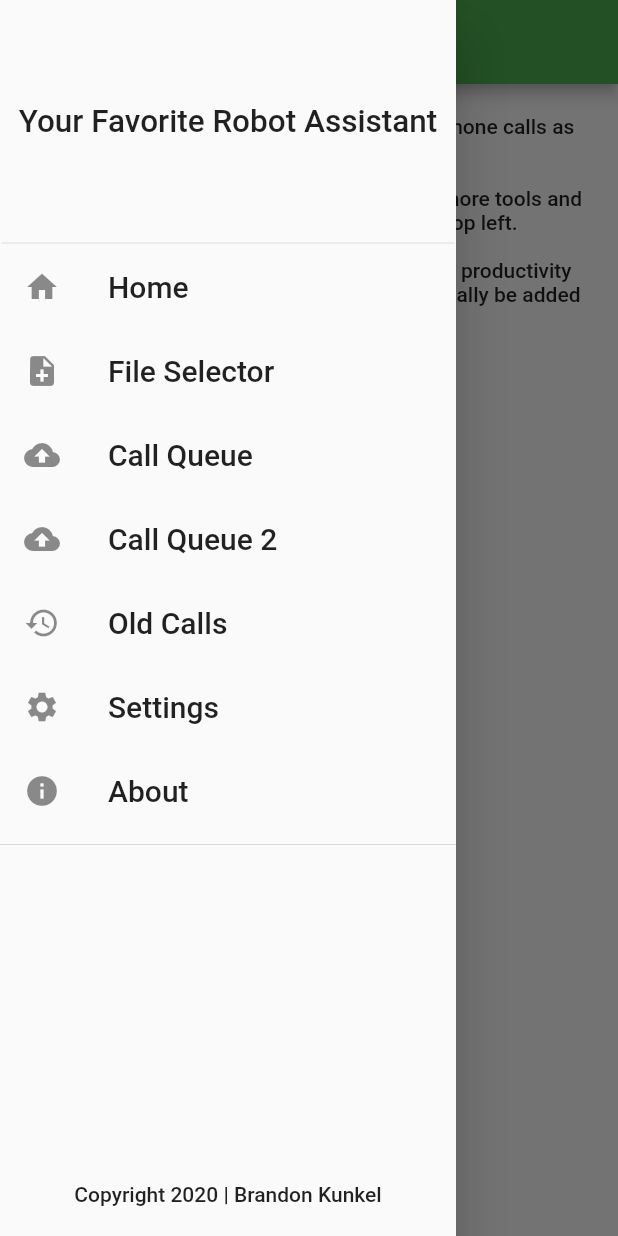
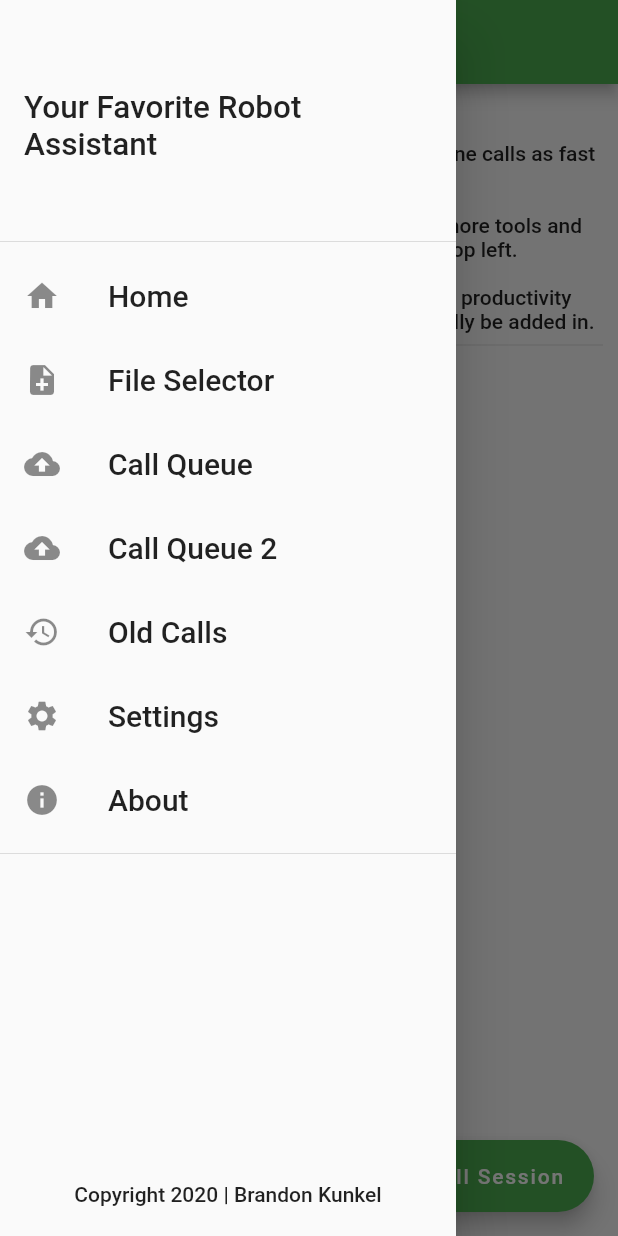
Before and after one commit to brandonmkunkel/auto_call, a Flutter app: the screen it shows after launch, with the side drawer open, on a phone screen of 412 x 824 dp. Run offline on Flutter 3.47's test engine with Material 2 defaults, Android fonts, the phone set to English and light mode, and no system bars; our stand-ins replace csv, file_picker, get_it, shared_preferences; missing offline and left inert: intent, string_similarity.

```diff
--- a/lib/pages/home.dart
+++ b/lib/pages/home.dart
@@ -2,6 +2,7 @@ import 'package:flutter/material.dart';
 
 import 'file_selector.dart';
 import 'package:auto_call/ui/drawer.dart';
+import 'package:auto_call/ui/charts/call_breakdown.dart';
 
 class HomePage extends StatefulWidget {
   HomePage({Key key}) : super(key: key);
@@ -27,28 +28,40 @@ class _HomePageState extends State<HomePage> {
           title: Text(widget.title),
         ),
         body: Container(
-          padding: EdgeInsets.all(20.0),
+          padding: EdgeInsets.all(10.0),
           child:SingleChildScrollView(
             child: Column(
               mainAxisAlignment: MainAxisAlignment.center,
               children: <Widget>[
-                new Text(
+                Text("Welcome Back!", style: Theme.of(context).textTheme.headline),
+                Text(
                     "This app will help you get through a list of phone calls as fast as possible\n\n"
-                    "Simply use the button below to upload. For more tools and features, use the menu button at the top left.\n\n"
-                    "This app is free to use for a minimum set of productivity features. A premium subscription will eventually be added in.",
+                        "Simply use the button below to upload. For more tools and features, use the menu button at the top left.\n\n"
+                        "This app is free to use for a minimum set of productivity features. A premium subscription will eventually be added in.",
                     style: Theme.of(context).textTheme.body2,
                     textAlign: TextAlign.center),
+                Divider(),
+                Text("Call Stats", style: Theme.of(context).textTheme.headline),
+//                Container(
+//                  padding: EdgeInsets.all(20.0),
+//                  child:  DonutPieChart.withSampleData()
+//                ),
+
+//                Spacer()
+
               ],
             ),
           ),
         ),
-        floatingActionButton: FloatingActionButton(
+        floatingActionButton: FloatingActionButton.extended(
+          label: Text("New Call Session"),
+          icon: Icon(Icons.add_call),
           onPressed: () {
             Navigator.push(context, MaterialPageRoute(builder: (context) => FileSelectorPage()));
           },
-          tooltip: 'Upload List',
-          child: Icon(Icons.file_upload),
+          tooltip: 'Start new call session',
         ),
-        floatingActionButtonLocation: FloatingActionButtonLocation.centerFloat);
+//        floatingActionButtonLocation: FloatingActionButtonLocation.startTop
+    );
   }
 }
--- a/lib/pages/old_calls.dart
+++ b/lib/pages/old_calls.dart
@@ -6,7 +6,7 @@ import 'package:auto_call/ui/drawer.dart';
 
 class OldCallsPage extends StatefulWidget {
   static String routeName = "/old_calls";
-  final String title = "Call Queue";
+  final String title = "Old Calls";
 
   @override
   OldCallsState createState() => new OldCallsState();
--- a/lib/ui/drawer.dart
+++ b/lib/ui/drawer.dart
@@ -20,9 +20,8 @@ class AppDrawer extends StatelessWidget {
       mainAxisSize: MainAxisSize.max,
       children: <Widget>[
         new DrawerHeader(
-            child: new Center(child: new Text('Your Favorite Robot Assistant', textScaleFactor: 1.5)),
-            margin: const EdgeInsets.all(1.0),
-            padding: const EdgeInsets.fromLTRB(1.0, 1.0, 1.0, 1.0)),
+          child: new Center(child: new Text('Your Favorite Robot Assistant', textScaleFactor: 1.5)),
+        ),
 //          new ListTile(
 //            title: new Text('Splash', textScaleFactor: textScale),
 //            onTap: () {
--- a/pubspec.yaml
+++ b/pubspec.yaml
@@ -25,6 +25,7 @@ dependencies:
   cupertino_icons:
 
   # Other stuff
+  charts_flutter:
   shared_preferences:
   string_similarity:
   provider:
```
Also changed, not shown: lib/pages/call_queue.dart (+48 -42 lines), lib/services/phone_list.dart (+5 -4 lines), pubspec.lock, 1 other file.
